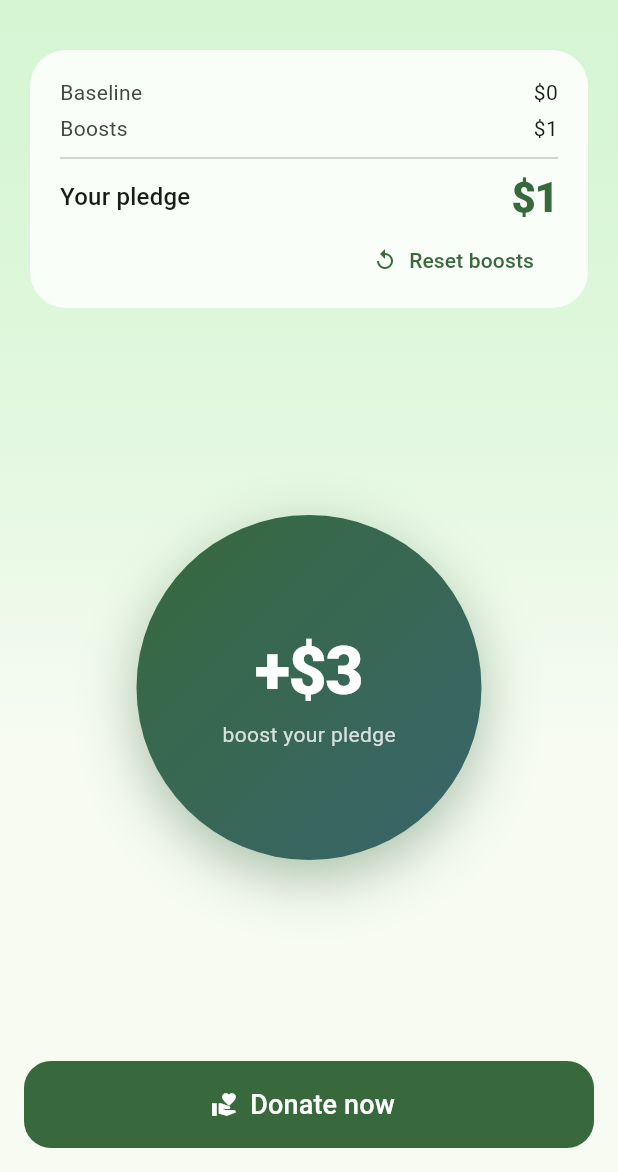
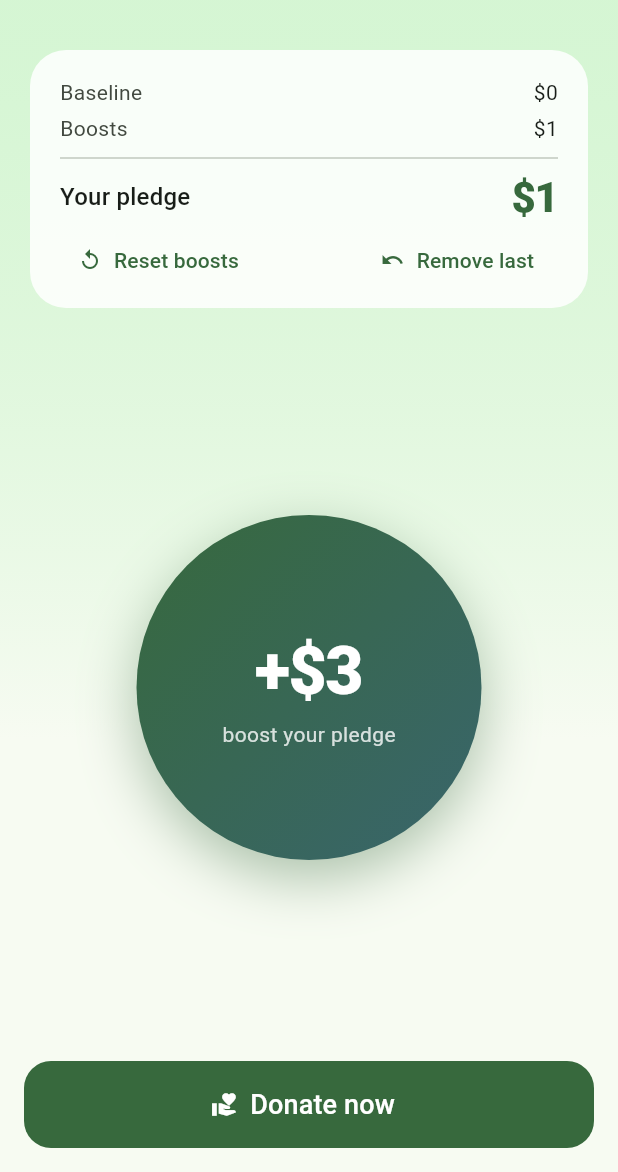
Before and after one commit to Ezcoo/ea-donor-app, a Flutter app: the screen it shows after launch, after a tap on an icon or button, on a phone screen of 412 x 824 dp, the part 64-1236 px from its top. Run offline on Flutter 3.47's test engine with Material 3 defaults, Android fonts, the phone set to English and light mode, and no system bars; our stand-ins replace audioplayers, flutter_local_notifications, shared_preferences.

Commit message:
Use actual boost history to revert latest pledge boosts one-by-one

```diff
--- a/lib/src/data/services/preferences_store.dart
+++ b/lib/src/data/services/preferences_store.dart
@@ -15,18 +15,21 @@ class PreferencesStore {
   final SharedPreferences _prefs;
 
   static const _kBaseline = 'baselineDollars';
-  static const _kBoosted = 'boostedDollars';
-  static const _kLadderIndex = 'ladderIndex';
+  static const _kBoostHistory = 'boostHistory';
   static const _kNudgeInterval = 'nudgeInterval';
 
   int get baselineDollars => _prefs.getInt(_kBaseline) ?? 0;
   Future<void> setBaselineDollars(int value) => _prefs.setInt(_kBaseline, value);
 
-  int get boostedDollars => _prefs.getInt(_kBoosted) ?? 0;
-  Future<void> setBoostedDollars(int value) => _prefs.setInt(_kBoosted, value);
-
-  int get ladderIndex => _prefs.getInt(_kLadderIndex) ?? 0;
-  Future<void> setLadderIndex(int value) => _prefs.setInt(_kLadderIndex, value);
+  /// Boost amounts in tap order. Stored as strings because
+  /// SharedPreferences has no int-list type; the values are always whole
+  /// dollars, so the round-trip through [int.parse] is lossless.
+  List<int> get boostHistory =>
+      (_prefs.getStringList(_kBoostHistory) ?? const [])
+          .map(int.parse)
+          .toList();
+  Future<void> setBoostHistory(List<int> values) => _prefs.setStringList(
+      _kBoostHistory, [for (final v in values) v.toString()]);
 
   String? get nudgeIntervalName => _prefs.getString(_kNudgeInterval);
   Future<void> setNudgeIntervalName(String value) =>
--- a/lib/src/state/donation_state.dart
+++ b/lib/src/state/donation_state.dart
@@ -9,31 +9,47 @@ import '../data/services/preferences_store.dart';
 /// baseline lives in SettingsState, and the UI adds the two together.
 /// Keeping the controllers ignorant of each other means either can change
 /// (or be tested) without touching the other.
+///
+/// The list of boost amounts, in tap order, is the single source of truth:
+/// the running total and the ladder rung are both derived from it. Keeping
+/// the raw history means "remove last" can undo any tap exactly — including
+/// repeated taps at the $10,000 ceiling, which all add the same amount and
+/// so can't be told apart from the total or rung alone.
 class DonationState extends ChangeNotifier {
-  DonationState(this._store)
-      : _boostedDollars = _store.boostedDollars,
-        _ladderIndex = _store.ladderIndex;
+  DonationState(this._store) : _history = _store.boostHistory;
 
   final PreferencesStore _store;
 
-  int _boostedDollars;
-  int _ladderIndex;
+  /// Amount added by each boost, oldest first. The last entry is what
+  /// "remove last" peels off.
+  final List<int> _history;
 
   /// Total added through the boost button, on top of the baseline.
-  int get boostedDollars => _boostedDollars;
+  int get boostedDollars => _history.fold(0, (sum, amount) => sum + amount);
+
+  /// Current rung on the ladder (0-based): one rung per tap so far, capped
+  /// at the top. Used to pick [nextBoost] and to pitch the boost sound
+  /// effect to how high the user has climbed.
+  int get rung => _history.length < DonationLadder.maxIndex
+      ? _history.length
+      : DonationLadder.maxIndex;
 
   /// What the boost button will add next: $1, $3, $5, $10, …
-  int get nextBoost => DonationLadder.amountAt(_ladderIndex);
-
-  /// Current rung on the ladder (0-based) — used by the UI to pitch the
-  /// boost sound effect to how high the user has climbed.
-  int get rung => _ladderIndex;
+  int get nextBoost => DonationLadder.amountAt(rung);
 
   /// Adds [nextBoost] to the pledge and climbs one rung. At the top of
   /// the ladder further taps keep adding the $10,000 maximum.
   void boost() {
-    _boostedDollars += nextBoost;
-    if (_ladderIndex < DonationLadder.maxIndex) _ladderIndex++;
+    _history.add(nextBoost);
+    _persist();
+    notifyListeners();
+  }
+
+  /// Undoes the most recent boost, peeling its exact amount back off the
+  /// pledge and dropping a rung. A no-op once the pledge is back to nothing.
+  void removeLastBoost() {
+    if (_history.isEmpty) return;
+    _history.removeLast();
     _persist();
     notifyListeners();
   }
@@ -41,16 +57,15 @@ class DonationState extends ChangeNotifier {
   /// Back to the bottom rung with nothing boosted — used after the user
   /// completes a donation, or from the summary card.
   void reset() {
-    _boostedDollars = 0;
-    _ladderIndex = 0;
+    if (_history.isEmpty) return;
+    _history.clear();
     _persist();
     notifyListeners();
   }
 
   void _persist() {
-    // Fire-and-forget: prefs writes are atomic per key and the in-memory
-    // values above are already the source of truth for this session.
-    _store.setBoostedDollars(_boostedDollars);
-    _store.setLadderIndex(_ladderIndex);
+    // Fire-and-forget: the in-memory history above is already the source of
+    // truth for this session.
+    _store.setBoostHistory(_history);
   }
 }
--- a/lib/src/ui/home/home_screen.dart
+++ b/lib/src/ui/home/home_screen.dart
@@ -85,6 +85,39 @@ class HomeScreen extends StatelessWidget {
 class _SummaryCard extends StatelessWidget {
   const _SummaryCard();
 
+  /// Resetting wipes every boost the user has stacked up, so confirm first.
+  Future<void> _confirmReset(BuildContext context) async {
+    // Capture before the await so we don't touch a stale context after it.
+    final donation = context.read<DonationState>();
+    final sfx = context.read<SfxPlayer>();
+
+    final confirmed = await showDialog<bool>(
+      context: context,
+      builder: (dialogContext) => AlertDialog(
+        title: const Text('Reset boosts?'),
+        content: const Text(
+          'This clears every boost you have added. Your baseline is '
+          'unaffected.',
+        ),
+        actions: [
+          TextButton(
+            onPressed: () => Navigator.of(dialogContext).pop(false),
+            child: const Text('Cancel'),
+          ),
+          FilledButton(
+            onPressed: () => Navigator.of(dialogContext).pop(true),
+            child: const Text('Reset'),
+          ),
+        ],
+      ),
+    );
+
+    if (confirmed ?? false) {
+      sfx.reset();
+      donation.reset();
+    }
+  }
+
   @override
   Widget build(BuildContext context) {
     final baseline = context.watch<SettingsState>().baselineDollars;
@@ -121,18 +154,30 @@ class _SummaryCard extends StatelessWidget {
                 ),
               ],
             ),
-            Align(
-              alignment: Alignment.centerRight,
-              child: TextButton.icon(
-                onPressed: donation.boostedDollars == 0
-                    ? null
-                    : () {
-                        context.read<SfxPlayer>().reset();
-                        context.read<DonationState>().reset();
-                      },
-                icon: const Icon(Icons.replay, size: 16),
-                label: const Text('Reset boosts'),
-              ),
+            Row(
+              mainAxisAlignment: MainAxisAlignment.spaceBetween,
+              children: [
+                TextButton.icon(
+                  onPressed: donation.boostedDollars == 0
+                      ? null
+                      : () => _confirmReset(context),
+                  icon: const Icon(Icons.replay, size: 16),
+                  label: const Text('Reset boosts'),
+                ),
+                TextButton.icon(
+                  onPressed: donation.boostedDollars == 0
+                      ? null
+                      : () {
+                          final state = context.read<DonationState>();
+                          state.removeLastBoost();
+                          // Blip pitched to the rung we stepped back to, so
+                          // undoing descends the scale that boosting climbed.
+                          context.read<SfxPlayer>().boost(state.rung);
+                        },
+                  icon: const Icon(Icons.undo, size: 16),
+                  label: const Text('Remove last'),
+                ),
+              ],
             ),
           ],
         ),
```
Also changed, not shown: 1 other file.
